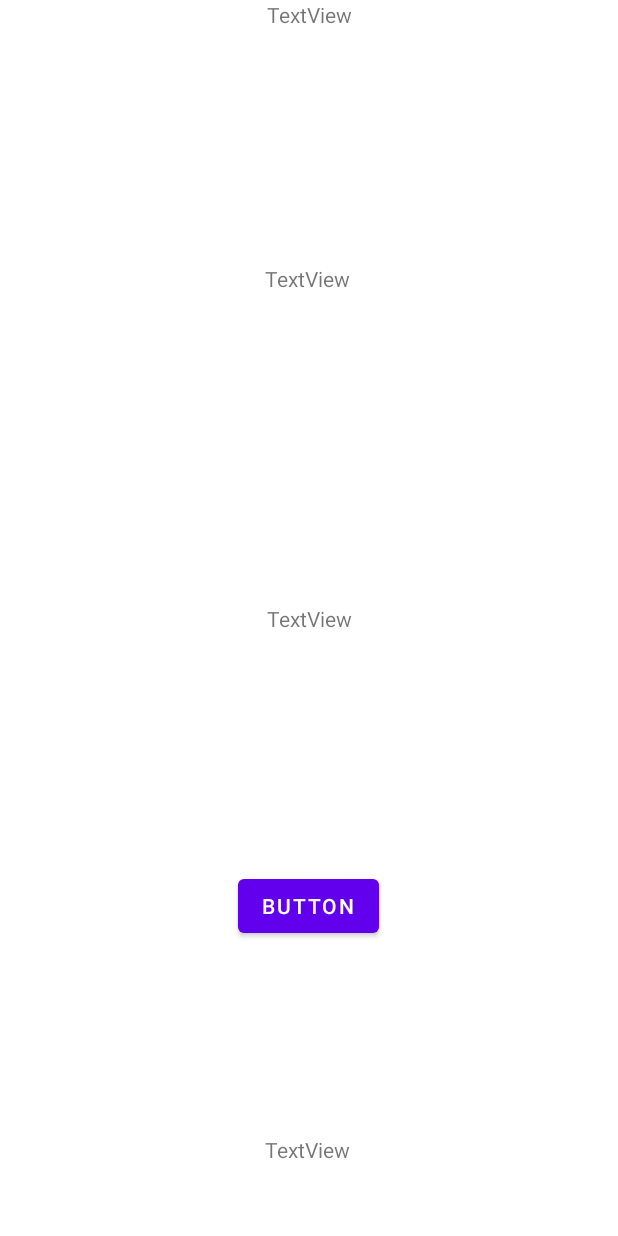
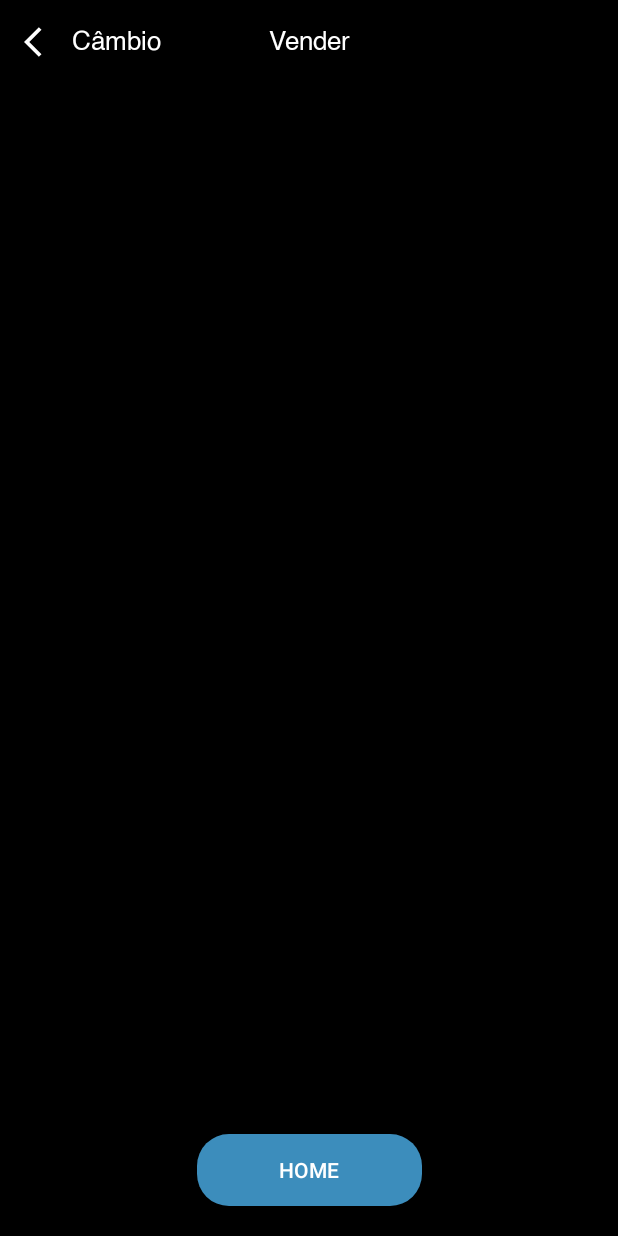
Before and after one commit to Adriano1998/AppInvestimentos, an Android app: the layout activity_tela_compra_venda.xml on its own in the app's theme, with its tools: preview values and no code run, on a phone screen of 412 x 824 dp. Run offline under Robolectric (Android 15) with nearby library versions, the phone set to English and light mode, and no system bars.

Commit message:
Desenvolvimento da ultima tela e dos testes da api

```diff
--- a/app/src/main/java/com/br/brqinvestimentos/ui/TelaCambio.kt
+++ b/app/src/main/java/com/br/brqinvestimentos/ui/TelaCambio.kt
@@ -111,6 +111,8 @@ class TelaCambio : AppCompatActivity() {
                                 val intent = Intent(applicationContext, TelaCompraVenda::class.java)
                                 viewModel.simulaValorParaSingleton(moeda!!)
                                 intent.putExtra("moeda", moeda)
+                                intent.putExtra("quantidade", textoDigitado)
+                                FuncoesUtils.ehCompra = false
                                 startActivity(intent)
                             }
 
@@ -135,6 +137,8 @@ class TelaCambio : AppCompatActivity() {
                             val intent = Intent(applicationContext, TelaCompraVenda::class.java)
                             viewModel.simulaValorParaSingleton(moeda!!)
                             intent.putExtra("moeda", moeda)
+                            intent.putExtra("quantidade", caracteresDigitados)
+                            FuncoesUtils.ehCompra = true
                             startActivity(intent)
                         }
                     } else {
--- a/app/src/main/java/com/br/brqinvestimentos/ui/TelaHome.kt
+++ b/app/src/main/java/com/br/brqinvestimentos/ui/TelaHome.kt
@@ -2,6 +2,7 @@ package com.br.brqinvestimentos.ui
 
 import android.content.Intent
 import android.os.Bundle
+import android.widget.Toast
 import androidx.appcompat.app.AppCompatActivity
 import androidx.lifecycle.ViewModel
 import androidx.lifecycle.ViewModelProvider
@@ -47,7 +48,10 @@ class TelaHome : AppCompatActivity() {
         }
         viewModel.atualizaMoedas()
 
+        viewModel.toastMessageObserver.observe(this) { message ->
+            Toast.makeText(applicationContext, message, Toast.LENGTH_LONG).show()
 
+        }
     }
 
     private fun configuraRecyclerView() {
--- a/app/src/main/res/layout/activity_tela_compra_venda.xml
+++ b/app/src/main/res/layout/activity_tela_compra_venda.xml
@@ -4,57 +4,39 @@
     xmlns:tools="http://schemas.android.com/tools"
     android:layout_width="match_parent"
     android:layout_height="match_parent"
+    android:background="#000000"
     tools:context=".ui.TelaCompraVenda">
 
-    <TextView
-        android:id="@+id/textView"
-        android:layout_width="wrap_content"
+    <include layout="@layout/toolbarcompraevenda" android:id="@+id/toolbarcompravenda"> </include>
+
+   <TextView
+       android:id="@+id/textoCompraVenda"
+       app:layout_constraintBottom_toBottomOf="parent"
+       app:layout_constraintLeft_toLeftOf="parent"
+       app:layout_constraintRight_toRightOf="parent"
+       app:layout_constraintTop_toTopOf="parent"
+       android:textSize="32dp"
+       android:textAlignment="center"
+       android:textColor="#7ED321"
+       android:layout_width="wrap_content"
+       android:layout_height="wrap_content"></TextView>
+
+    <androidx.appcompat.widget.AppCompatButton
+        android:id="@+id/btnVaiParaHome"
+        android:layout_width="150dp"
         android:layout_height="wrap_content"
-        android:text="TextView"
+        android:layout_marginTop="125dp"
+        android:background="@drawable/retangulobotaoativado"
+        android:backgroundTint="#3C8DBC"
+        android:text="@string/home"
+        android:textColor="#FFFFFF"
         app:layout_constraintBottom_toBottomOf="parent"
-        app:layout_constraintEnd_toEndOf="parent"
-        app:layout_constraintStart_toStartOf="parent"
-        app:layout_constraintTop_toTopOf="parent" />
+        app:layout_constraintLeft_toLeftOf="parent"
+        app:layout_constraintRight_toRightOf="parent"
+        app:layout_constraintTop_toTopOf="parent"
+        android:layout_marginBottom="20dp"
 
-    <TextView
-        android:id="@+id/textView2"
-        android:layout_width="wrap_content"
-        android:layout_height="wrap_content"
-        android:text="TextView"
-        app:layout_constraintEnd_toEndOf="parent"
-        app:layout_constraintStart_toStartOf="parent"
-        app:layout_constraintTop_toTopOf="parent" />
+        app:layout_constraintVertical_bias="1.0">
 
-    <TextView
-        android:id="@+id/textView3"
-        android:layout_width="wrap_content"
-        android:layout_height="wrap_content"
-        android:layout_marginTop="176dp"
-        android:text="TextView"
-        app:layout_constraintEnd_toEndOf="parent"
-        app:layout_constraintHorizontal_bias="0.498"
-        app:layout_constraintStart_toStartOf="parent"
-        app:layout_constraintTop_toTopOf="parent" />
-
-    <TextView
-        android:id="@+id/textView4"
-        android:layout_width="wrap_content"
-        android:layout_height="wrap_content"
-        android:layout_marginBottom="48dp"
-        android:text="TextView"
-        app:layout_constraintBottom_toBottomOf="parent"
-        app:layout_constraintEnd_toEndOf="parent"
-        app:layout_constraintHorizontal_bias="0.498"
-        app:layout_constraintStart_toStartOf="parent" />
-
-    <Button
-        android:id="@+id/button"
-        android:layout_width="wrap_content"
-        android:layout_height="wrap_content"
-        android:layout_marginBottom="196dp"
-        android:text="Button"
-        app:layout_constraintBottom_toBottomOf="parent"
-        app:layout_constraintEnd_toEndOf="parent"
-        app:layout_constraintHorizontal_bias="0.498"
-        app:layout_constraintStart_toStartOf="parent" />
+    </androidx.appcompat.widget.AppCompatButton>
 </androidx.constraintlayout.widget.ConstraintLayout>
--- /dev/null
+++ b/app/src/main/res/layout/toolbarcompraevenda.xml
@@ -0,0 +1,48 @@
+<androidx.appcompat.widget.Toolbar xmlns:android="http://schemas.android.com/apk/res/android"
+    android:id="@+id/toolbarCompraVenda"
+    android:layout_width="match_parent"
+    android:layout_height="wrap_content"
+    android:background="#D1000000">
+
+
+    <ImageButton
+        android:id="@+id/btnVoltarTelaCambio"
+        android:layout_width="wrap_content"
+        android:layout_height="wrap_content"
+        android:layout_marginTop="15dp"
+        android:background="#D1000000"
+        android:onClick="onClick"
+        android:src="@drawable/ic_baseline_arrow_back_ios_24"
+       />
+
+    <TextView
+        android:id="@+id/toolbarcompraevenda_subTitle"
+        android:fontFamily="@font/helvetica"
+        android:accessibilityHeading="true"
+        android:layout_width="wrap_content"
+        android:layout_marginStart="10dp"
+        android:layout_height="wrap_content"
+        android:layout_gravity="left"
+        android:padding="8dp"
+        android:text="@string/cambio"
+        android:textColor="@color/white"
+        android:textSize="17sp">
+
+    </TextView>
+
+    <TextView
+        android:id="@+id/toolbarcompraevenda_title"
+        android:fontFamily="@font/helvetica"
+        android:accessibilityHeading="true"
+        android:layout_width="wrap_content"
+        android:layout_height="wrap_content"
+        android:layout_gravity="center"
+        android:padding="8dp"
+        android:text="@string/vender_compraevenda"
+        android:textColor="@color/white"
+        android:textSize="17sp">
+
+    </TextView>
+
+
+</androidx.appcompat.widget.Toolbar>
--- a/app/src/main/res/values/strings.xml
+++ b/app/src/main/res/values/strings.xml
@@ -7,4 +7,6 @@
     <string name="vender">VENDER</string>
     <string name="quantidade">Quantidade</string>
     <string name="em_caixa">em caixa</string>
+    <string name="vender_compraevenda">Vender</string>
+    <string name="home">HOME</string>
 </resources>
```
Also changed, not shown: app/src/main/java/com/br/brqinvestimentos/ui/TelaCompraVenda.kt (+65 -7 lines), app/src/main/java/com/br/brqinvestimentos/utils/FuncoesUtils.kt (+5 -32 lines), app/src/main/java/com/br/brqinvestimentos/viewModel/MoedaViewModel.kt (+4 -17 lines), 1 other file.
